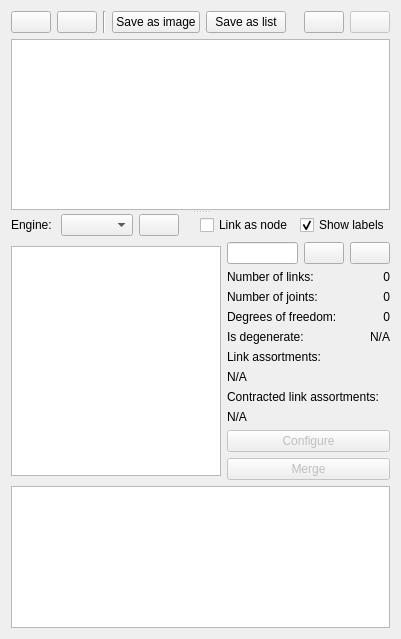
This is core/synthesis/collections/structure_widget.ui in KmolYuan/Pyslvs-UI as Qt 5 draws it before an edit. The edited form follows.
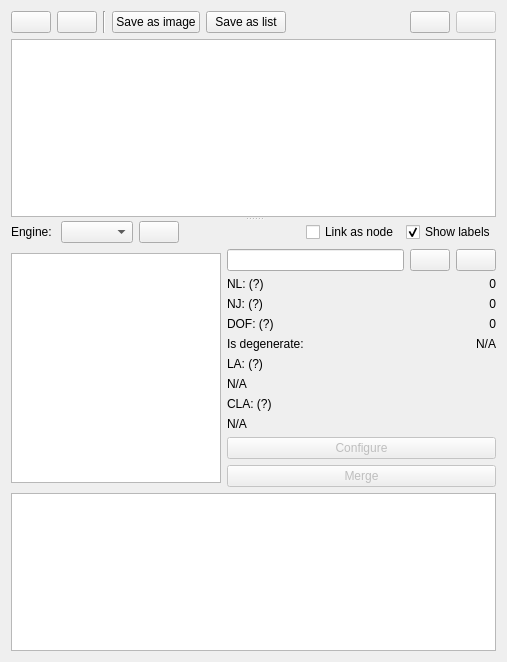
This is the edited form. Icons and pictures are not drawn.

Commit message: Synthesis solver and preview window correction.

```diff
--- a/core/synthesis/collections/structure_widget.ui
+++ b/core/synthesis/collections/structure_widget.ui
@@ -6,8 +6,8 @@
    <rect>
     <x>0</x>
     <y>0</y>
-    <width>401</width>
-    <height>639</height>
+    <width>507</width>
+    <height>662</height>
    </rect>
   </property>
   <property name="windowTitle">
@@ -285,7 +285,7 @@
              <item row="1" column="0">
               <widget class="QLabel" name="nl_text">
                <property name="text">
-                <string>Number of links:</string>
+                <string>NL: (?)</string>
                </property>
               </widget>
              </item>
@@ -302,7 +302,7 @@
              <item row="2" column="0">
               <widget class="QLabel" name="nj_text">
                <property name="text">
-                <string>Number of joints:</string>
+                <string>NJ: (?)</string>
                </property>
               </widget>
              </item>
@@ -319,7 +319,7 @@
              <item row="3" column="0">
               <widget class="QLabel" name="dof_text">
                <property name="text">
-                <string>Degrees of freedom:</string>
+                <string>DOF: (?)</string>
                </property>
               </widget>
              </item>
@@ -357,7 +357,7 @@
              <item>
               <widget class="QLabel" name="link_assortments_text">
                <property name="text">
-                <string>Link assortments:</string>
+                <string>LA: (?)</string>
                </property>
               </widget>
              </item>
@@ -371,7 +371,7 @@
              <item>
               <widget class="QLabel" name="contracted_link_assortments_text">
                <property name="text">
-                <string>Contracted link assortments:</string>
+                <string>CLA: (?)</string>
                </property>
               </widget>
              </item>
```
Left out of the diff: 15 changed lines with no effect on the pictures. The commit also changes 3 other files.
